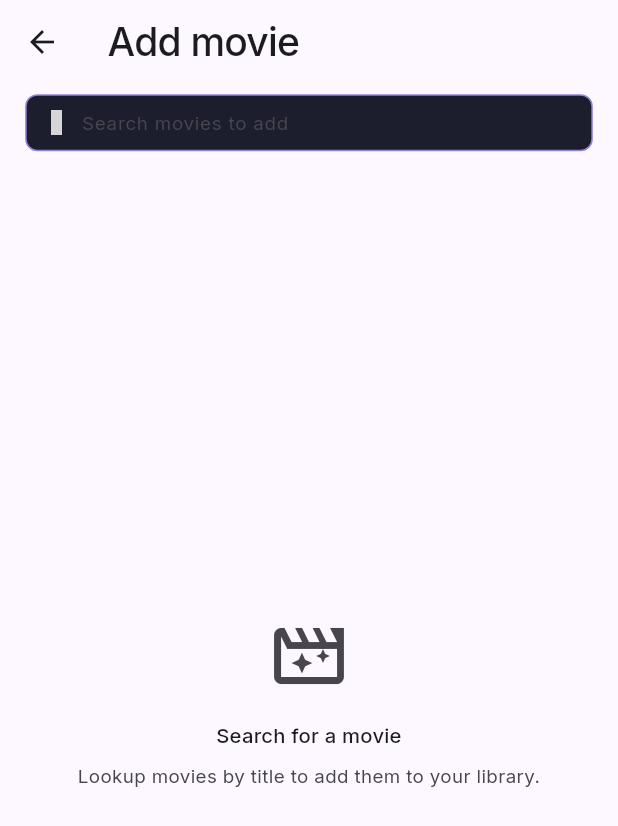
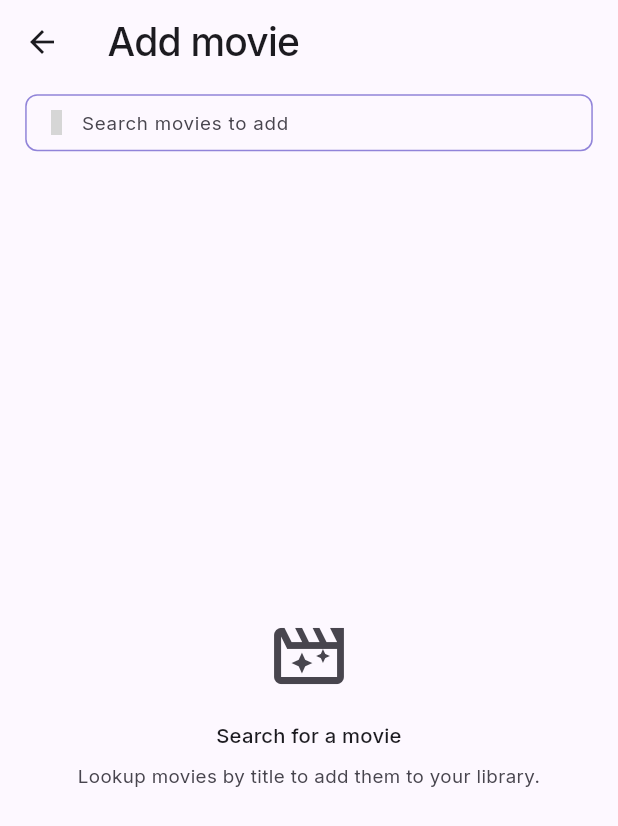
Before and after one commit to rhp4515/arrstack-app, a Flutter app: the AddMoviePage screen opened directly with empty values, on a phone screen of 412 x 824 dp. Shown: the top 826 px of the screen. Run offline on Flutter 3.47's test engine with Material 3 defaults, Android fonts, the phone set to English and light mode, and no system bars; our stand-ins replace cached_network_image, connectivity_plus, dio, file_picker, flutter_cache_manager, flutter_local_notifications and 10 more; missing offline and left inert: cryptography, network_info_plus, phosphor_icons, workmanager; accounts and stored records are empty; generated files the repository leaves out were written again; statements that could not run were skipped; project files that could hold a hidden picture were left out; grey boxes are pictures that could not be loaded.

Commit message:
fix(theme): readable titles in light theme; give Bazarr a 90s response timeout
AppTypography's primary text styles hardcoded near-white, so screen titles,
row labels and card titles vanished on the light theme. They now inherit the
theme's onSurface. The search bars, dropdown field and request card used
fixed dark surfaces and are now theme-aware.

Bazarr's API is slow and hit the 20s receive timeout on api/system/status.
DioFactory.forService gives it a 90s receive timeout (connect and send
unchanged), for both normal calls and the add-service connection test.

Co-Authored-By: Claude Sonnet 5.5 <noreply@anthropic.com>
Claude-Session: https://claude.ai/code/session_01ViwSyfBUJojc1hu4BDURQQ

```diff
--- a/lib/app/theme/design_tokens.dart
+++ b/lib/app/theme/design_tokens.dart
@@ -129,6 +129,10 @@ abstract final class AppShadows {
 
 /// Inter throughout, headings and body. Never bolder than 500 — hierarchy
 /// is size and space — except the 600-weight kicker.
+///
+/// The primary-text styles carry no color so they inherit the theme's
+/// `onSurface` (near-white in dark, near-black in light); a hardcoded
+/// near-white made them vanish on the light theme.
 abstract final class AppTypography {
   static const String fontFamily = 'Inter';
 
@@ -140,7 +144,6 @@ abstract final class AppTypography {
     fontWeight: FontWeight.w500,
     fontVariations: [FontVariation('wght', 500)],
     letterSpacing: -0.52, // -0.02em @ 26px
-    color: AppColors.text,
   );
 
   /// Detail-screen titles, sub-page titles.
@@ -151,7 +154,6 @@ abstract final class AppTypography {
     fontWeight: FontWeight.w500,
     fontVariations: [FontVariation('wght', 500)],
     letterSpacing: -0.42, // -0.02em @ 21px
-    color: AppColors.text,
   );
 
   /// Home's "10" — tabular, e.g. hero counts.
@@ -163,7 +165,6 @@ abstract final class AppTypography {
     fontVariations: [FontVariation('wght', 500)],
     letterSpacing: -1.2, // -0.03em @ 40px
     fontFeatures: [FontFeature.tabularFigures()],
-    color: AppColors.text,
   );
 
   /// Uptime and Indexers header stats.
@@ -174,7 +175,6 @@ abstract final class AppTypography {
     fontWeight: FontWeight.w500,
     fontVariations: [FontVariation('wght', 500)],
     fontFeatures: [FontFeature.tabularFigures()],
-    color: AppColors.text,
   );
 
   static const TextStyle cardTitle = TextStyle(
@@ -183,7 +183,6 @@ abstract final class AppTypography {
     height: 1.3,
     fontWeight: FontWeight.w500,
     fontVariations: [FontVariation('wght', 500)],
-    color: AppColors.text,
   );
 
   /// Overviews, descriptions.
@@ -193,7 +192,6 @@ abstract final class AppTypography {
     height: 1.6,
     fontWeight: FontWeight.w400,
     fontVariations: [FontVariation('wght', 400)],
-    color: AppColors.text,
   );
 
   /// Under row titles.
--- a/lib/core/network/instance_dio_providers.dart
+++ b/lib/core/network/instance_dio_providers.dart
@@ -112,7 +112,7 @@ Future<Result<Dio>> dioForInstance(Ref ref, String instanceId) async {
       : null;
 
   return Ok(
-    DioFactory.forEndpoint(resolution.endpoint).create(
+    DioFactory.forService(resolution.endpoint, instance.serviceType).create(
       baseUrl: resolution.baseUrl,
       apiKeyInterceptor: apiKeyInterceptor,
       extraInterceptors: [
--- a/lib/features/discover/discover_page.dart
+++ b/lib/features/discover/discover_page.dart
@@ -135,7 +135,9 @@ class _SearchField extends StatelessWidget {
     return Container(
       height: 38,
       decoration: BoxDecoration(
-        color: AppColors.surface,
+        color: Theme.of(context).brightness == Brightness.dark
+            ? AppColors.surface
+            : Theme.of(context).colorScheme.surface,
         border: Border.all(color: AppColors.divider),
         borderRadius: BorderRadius.circular(AppRadius.md),
       ),
@@ -152,7 +154,7 @@ class _SearchField extends StatelessWidget {
             child: TextField(
               controller: controller,
               onChanged: onChanged,
-              style: AppTypography.body.copyWith(color: AppColors.text),
+              style: AppTypography.body,
               decoration: const InputDecoration(
                 hintText: 'Search movies and TV',
                 hintStyle: TextStyle(color: AppColors.n500),
--- a/lib/features/library/add_movie_page.dart
+++ b/lib/features/library/add_movie_page.dart
@@ -106,7 +106,9 @@ class _ActiveSearchField extends StatelessWidget {
     return Container(
       height: 38,
       decoration: BoxDecoration(
-        color: AppColors.surface,
+        color: Theme.of(context).brightness == Brightness.dark
+            ? AppColors.surface
+            : Theme.of(context).colorScheme.surface,
         border: Border.all(color: AppColors.accent),
         borderRadius: BorderRadius.circular(AppRadius.md),
       ),
@@ -123,7 +125,7 @@ class _ActiveSearchField extends StatelessWidget {
             child: TextField(
               controller: controller,
               onSubmitted: onSubmitted,
-              style: AppTypography.body.copyWith(color: AppColors.text),
+              style: AppTypography.body,
               decoration: const InputDecoration(
                 hintText: 'Search movies to add',
                 border: InputBorder.none,
--- a/lib/features/library/add_series_page.dart
+++ b/lib/features/library/add_series_page.dart
@@ -106,7 +106,9 @@ class _ActiveSearchField extends StatelessWidget {
     return Container(
       height: 38,
       decoration: BoxDecoration(
-        color: AppColors.surface,
+        color: Theme.of(context).brightness == Brightness.dark
+            ? AppColors.surface
+            : Theme.of(context).colorScheme.surface,
         border: Border.all(color: AppColors.accent),
         borderRadius: BorderRadius.circular(AppRadius.md),
       ),
@@ -123,7 +125,7 @@ class _ActiveSearchField extends StatelessWidget {
             child: TextField(
               controller: controller,
               onSubmitted: onSubmitted,
-              style: AppTypography.body.copyWith(color: AppColors.text),
+              style: AppTypography.body,
               decoration: const InputDecoration(
                 hintText: 'Search series to add',
                 border: InputBorder.none,
--- a/lib/features/onboarding/onboarding_providers.dart
+++ b/lib/features/onboarding/onboarding_providers.dart
@@ -308,7 +308,7 @@ class InstanceForm extends _$InstanceForm {
     ServiceCredential credential,
     ResolvedEndpoint endpoint,
   ) {
-    final dioFactory = DioFactory.forEndpoint(endpoint);
+    final dioFactory = DioFactory.forService(endpoint, state.type);
 
     Dio apiKeyDio() => dioFactory.create(
       baseUrl: baseUrl,
--- a/lib/features/release_search/widgets/release_tile.dart
+++ b/lib/features/release_search/widgets/release_tile.dart
@@ -54,7 +54,9 @@ class ReleaseTile extends StatelessWidget {
             maxLines: 2,
             overflow: TextOverflow.ellipsis,
             style: AppTypography.body.copyWith(
-              color: isBlocked ? AppColors.n500 : AppColors.text,
+              color: isBlocked
+                  ? AppColors.n500
+                  : Theme.of(context).colorScheme.onSurface,
             ),
           ),
           const SizedBox(height: AppSpacing.space2),
--- a/lib/features/requests/widgets/request_card.dart
+++ b/lib/features/requests/widgets/request_card.dart
@@ -66,7 +66,9 @@ class _RequestCardState extends ConsumerState<RequestCard> {
     return Container(
       padding: AppInsets.pageMd,
       decoration: BoxDecoration(
-        color: AppColors.surface,
+        color: Theme.of(context).brightness == Brightness.dark
+            ? AppColors.surface
+            : Theme.of(context).colorScheme.surfaceContainerHighest,
         borderRadius: BorderRadius.circular(AppRadius.md),
       ),
       child: Column(
```
Also changed, not shown: lib/core/network/dio_factory.dart (+16 -0 lines), lib/core/widgets/labeled_dropdown_field.dart (+7 -3 lines), 2 other files.
